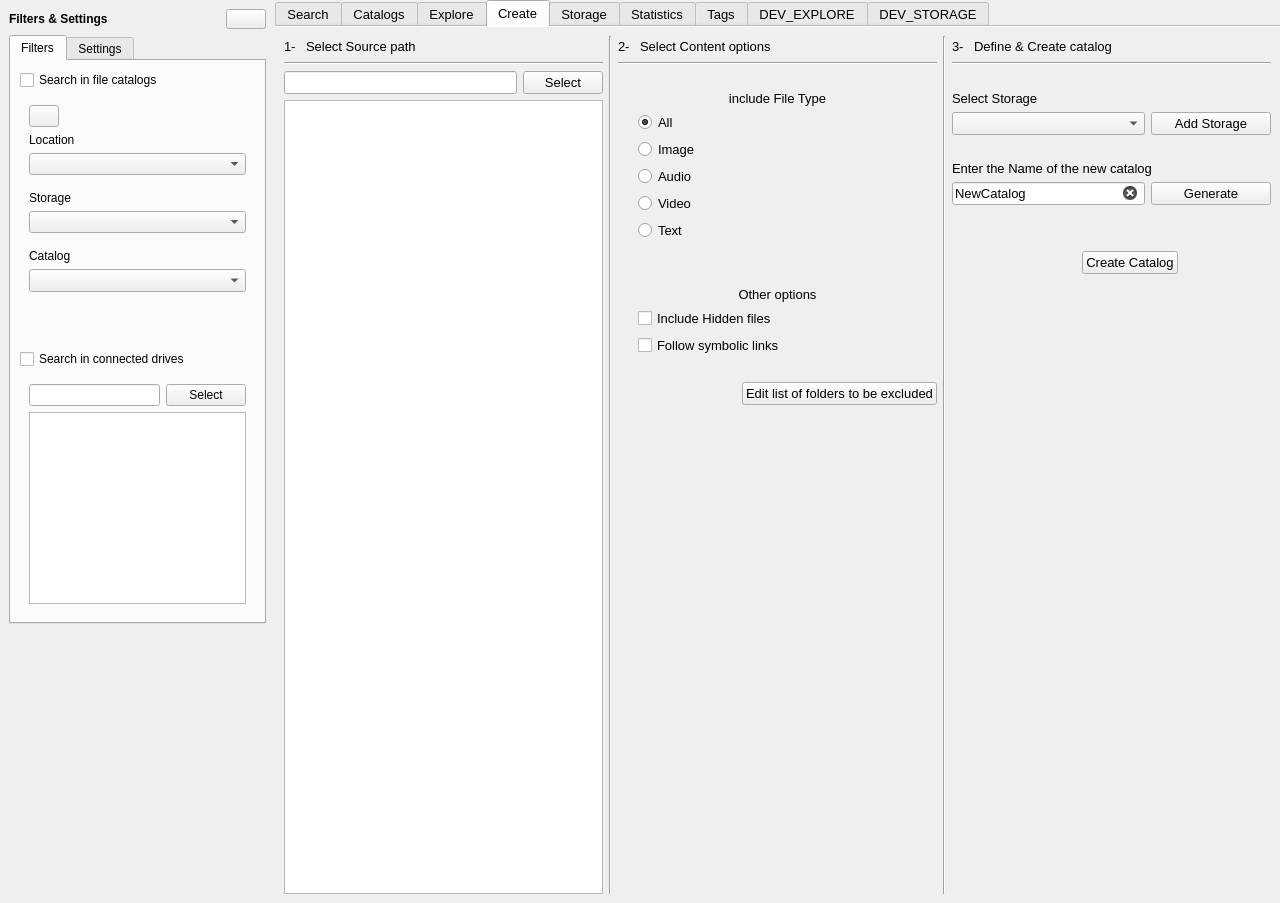
Above: mainwindow.ui from StephaneCouturier/Katalog before the change. Below: the same form after it.
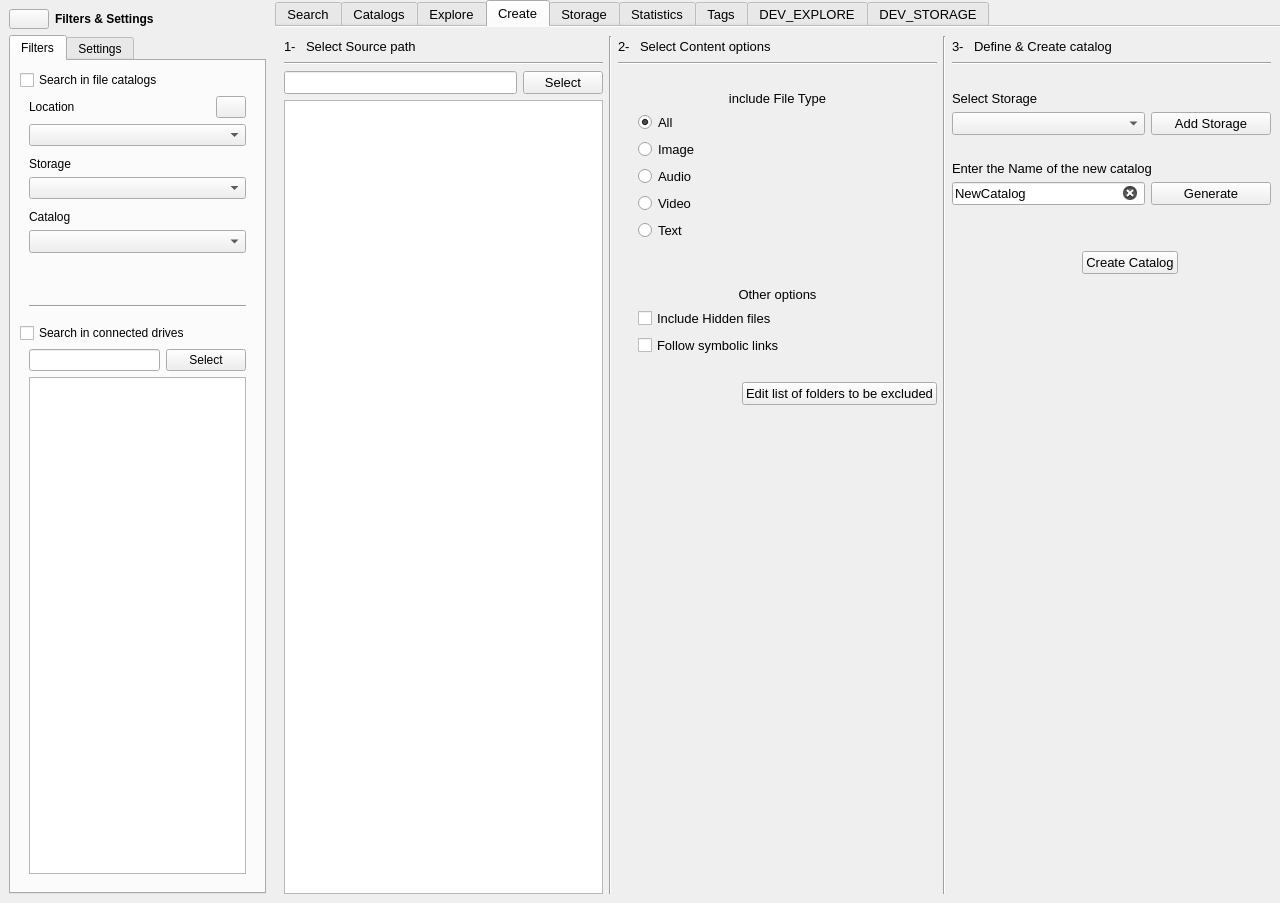
That is the form after the change. The open tabs and pages were chosen to show the change. Icons and pictures are not drawn. Custom widgets are drawn as their Qt base class.

Commit message: https://github.com/StephaneCouturier/Katalog/issues/238

```diff
--- a/mainwindow.ui
+++ b/mainwindow.ui
@@ -64,6 +64,57 @@
        </size>
       </property>
       <layout class="QGridLayout" name="Global_gridLayout">
+       <item row="1" column="0">
+        <layout class="QHBoxLayout" name="Global_horizontalLayout">
+         <item>
+          <widget class="QPushButton" name="Global_pushButton_ShowHideGlobal">
+           <property name="maximumSize">
+            <size>
+             <width>40</width>
+             <height>22</height>
+            </size>
+           </property>
+           <property name="toolTip">
+            <string>Show/Hide Filters and Settings</string>
+           </property>
+           <property name="statusTip">
+            <string/>
+           </property>
+           <property name="styleSheet">
+            <string notr="true">padding: 2px 10px;</string>
+           </property>
+           <property name="text">
+            <string/>
+           </property>
+           <property name="icon">
+            <iconset theme="go-previous">
+             <normaloff>.</normaloff>.</iconset>
+           </property>
+          </widget>
+         </item>
+         <item>
+          <widget class="QLabel" name="Global_label_Global">
+           <property name="minimumSize">
+            <size>
+             <width>60</width>
+             <height>0</height>
+            </size>
+           </property>
+           <property name="font">
+            <font>
+             <bold>true</bold>
+            </font>
+           </property>
+           <property name="text">
+            <string>Filters &amp; Settings</string>
+           </property>
+           <property name="alignment">
+            <set>Qt::AlignLeading|Qt::AlignLeft|Qt::AlignVCenter</set>
+           </property>
+          </widget>
+         </item>
+        </layout>
+       </item>
        <item row="2" column="0">
         <widget class="QTabWidget" name="Global_tabWidget">
          <property name="sizePolicy">
@@ -93,6 +144,9 @@
            <item row="12" column="0" colspan="2">
             <widget class="QWidget" name="Filters_widget_ConnectedDrives" native="true">
              <layout class="QVBoxLayout" name="verticalLayout_3">
+              <property name="topMargin">
+               <number>0</number>
+              </property>
               <item>
                <layout class="QHBoxLayout" name="Create_horizontalLayout_Input_2">
                 <item>
@@ -100,6 +154,9 @@
                   <property name="enabled">
                    <bool>true</bool>
                   </property>
+                  <property name="text">
+                   <string/>
+                  </property>
                  </widget>
                 </item>
                 <item>
@@ -134,73 +191,73 @@
              </layout>
             </widget>
            </item>
-           <item row="11" column="0">
-            <widget class="QCheckBox" name="Filters_checkBox_SearchInConnectedDrives">
-             <property name="text">
-              <string>Search in connected drives</string>
-             </property>
-            </widget>
-           </item>
-           <item row="10" column="0">
-            <spacer name="Filters_verticalSpacer_01">
-             <property name="orientation">
-              <enum>Qt::Vertical</enum>
-             </property>
-             <property name="sizeHint" stdset="0">
-              <size>
-               <width>20</width>
-               <height>40</height>
-              </size>
-             </property>
-            </spacer>
-           </item>
            <item row="9" column="0" colspan="2">
             <widget class="QWidget" name="Filters_widget_CatalogSelection" native="true">
              <layout class="QVBoxLayout" name="verticalLayout_2">
+              <property name="topMargin">
+               <number>0</number>
+              </property>
               <item>
-               <widget class="QPushButton" name="Filters_pushButton_ResetGlobal">
-                <property name="minimumSize">
-                 <size>
-                  <width>30</width>
-                  <height>0</height>
-                 </size>
-                </property>
-                <property name="maximumSize">
-                 <size>
-                  <width>30</width>
-                  <height>16777215</height>
-                 </size>
-                </property>
-                <property name="toolTip">
-                 <string>Reset all filters</string>
-                </property>
-                <property name="layoutDirection">
-                 <enum>Qt::LeftToRight</enum>
-                </property>
-                <property name="text">
-                 <string/>
-                </property>
-                <property name="icon">
-                 <iconset theme="edit-clear-history">
-                  <normaloff>.</normaloff>.</iconset>
-                </property>
-               </widget>
-              </item>
-              <item>
-               <widget class="QLabel" name="Filters_label_Location">
-                <property name="minimumSize">
-                 <size>
-                  <width>70</width>
-                  <height>0</height>
-                 </size>
-                </property>
-                <property name="text">
-                 <string>Location</string>
-                </property>
-                <property name="alignment">
-                 <set>Qt::AlignLeading|Qt::AlignLeft|Qt::AlignVCenter</set>
-                </property>
-               </widget>
+               <layout class="QHBoxLayout" name="horizontalLayout_2">
+                <item>
+                 <widget class="QLabel" name="Filters_label_Location">
+                  <property name="minimumSize">
+                   <size>
+                    <width>70</width>
+                    <height>0</height>
+                   </size>
+                  </property>
+                  <property name="text">
+                   <string>Location</string>
+                  </property>
+                  <property name="alignment">
+                   <set>Qt::AlignLeading|Qt::AlignLeft|Qt::AlignVCenter</set>
+                  </property>
+                 </widget>
+                </item>
+                <item>
+                 <spacer name="horizontalSpacer_2">
+                  <property name="orientation">
+                   <enum>Qt::Horizontal</enum>
+                  </property>
+                  <property name="sizeHint" stdset="0">
+                   <size>
+                    <width>40</width>
+                    <height>20</height>
+                   </size>
+                  </property>
+                 </spacer>
+                </item>
+                <item>
+                 <widget class="QPushButton" name="Filters_pushButton_ResetGlobal">
+                  <property name="minimumSize">
+                   <size>
+                    <width>30</width>
+                    <height>0</height>
+                   </size>
+                  </property>
+                  <property name="maximumSize">
+                   <size>
+                    <width>30</width>
+                    <height>16777215</height>
+                   </size>
+                  </property>
+                  <property name="toolTip">
+                   <string>Reset all filters</string>
+                  </property>
+                  <property name="layoutDirection">
+                   <enum>Qt::LeftToRight</enum>
+                  </property>
+                  <property name="text">
+                   <string/>
+                  </property>
+                  <property name="icon">
+                   <iconset theme="edit-clear-history">
+                    <normaloff>.</normaloff>.</iconset>
+                  </property>
+                 </widget>
+                </item>
+               </layout>
               </item>
               <item>
                <widget class="QComboBox" name="Filters_comboBox_SelectLocation"/>
@@ -216,7 +273,7 @@
                 <property name="sizeHint" stdset="0">
                  <size>
                   <width>20</width>
-                  <height>10</height>
+                  <height>5</height>
                  </size>
                 </property>
                </spacer>
@@ -251,7 +308,7 @@
                 <property name="sizeHint" stdset="0">
                  <size>
                   <width>20</width>
-                  <height>10</height>
+                  <height>5</height>
                  </size>
                 </property>
                </spacer>
@@ -281,14 +338,69 @@
                 </property>
                </widget>
               </item>
+              <item>
+               <spacer name="Filters_verticalSpacer_01">
+                <property name="orientation">
+                 <enum>Qt::Vertical</enum>
+                </property>
+                <property name="sizeType">
+                 <enum>QSizePolicy::Fixed</enum>
+                </property>
+                <property name="sizeHint" stdset="0">
+                 <size>
+                  <width>20</width>
+                  <height>40</height>
+                 </size>
+                </property>
+               </spacer>
+              </item>
+              <item>
+               <layout class="QVBoxLayout" name="Search_verticalLayout_Separate_2">
+                <property name="topMargin">
+                 <number>6</number>
+                </property>
+                <item>
+                 <widget class="Line" name="Search_line_SeparateResults_2">
+                  <property name="lineWidth">
+                   <number>1</number>
+                  </property>
+                  <property name="midLineWidth">
+                   <number>0</number>
+                  </property>
+                  <property name="orientation">
+                   <enum>Qt::Horizontal</enum>
+                  </property>
+                 </widget>
+                </item>
+               </layout>
+              </item>
              </layout>
             </widget>
            </item>
-           <item row="0" column="0">
+           <item row="11" column="0" colspan="2">
+            <widget class="QCheckBox" name="Filters_checkBox_SearchInConnectedDrives">
+             <property name="sizePolicy">
+              <sizepolicy hsizetype="Preferred" vsizetype="Fixed">
+               <horstretch>0</horstretch>
+               <verstretch>0</verstretch>
+              </sizepolicy>
+             </property>
+             <property name="text">
+              <string>Search in connected drives</string>
+             </property>
+            </widget>
+           </item>
+           <item row="0" column="0" colspan="2">
             <widget class="QCheckBox" name="Filters_checkBox_SearchInCatalogs">
              <property name="enabled">
               <bool>true</bool>
              </property>
+             <property name="sizePolicy">
+              <sizepolicy hsizetype="Preferred" vsizetype="Fixed">
+               <horstretch>0</horstretch>
+               <verstretch>0</verstretch>
+              </sizepolicy>
+             </property>
              <property name="text">
               <string>Search in file catalogs</string>
              </property>
@@ -728,6 +840,9 @@
              <property name="orientation">
               <enum>Qt::Vertical</enum>
              </property>
+             <property name="sizeType">
+              <enum>QSizePolicy::Fixed</enum>
+             </property>
              <property name="sizeHint" stdset="0">
               <size>
                <width>20</width>
@@ -741,6 +856,9 @@
              <property name="orientation">
               <enum>Qt::Vertical</enum>
              </property>
+             <property name="sizeType">
+              <enum>QSizePolicy::Expanding</enum>
+             </property>
              <property name="sizeHint" stdset="0">
               <size>
                <width>20</width>
@@ -753,70 +871,6 @@
          </widget>
         </widget>
        </item>
-       <item row="1" column="0">
-        <layout class="QHBoxLayout" name="Global_horizontalLayout">
-         <item>
-          <widget class="QLabel" name="Global_label_Global">
-           <property name="minimumSize">
-            <size>
-             <width>60</width>
-             <height>0</height>
-            </size>
-           </property>
-           <property name="font">
-            <font>
-             <bold>true</bold>
-            </font>
-           </property>
-           <property name="text">
-            <string>Filters &amp; Settings</string>
-           </property>
-           <property name="alignment">
-            <set>Qt::AlignLeading|Qt::AlignLeft|Qt::AlignVCenter</set>
-           </property>
-          </widget>
-         </item>
-         <item>
-          <widget class="QPushButton" name="Global_pushButton_ShowHideGlobal">
-           <property name="maximumSize">
-            <size>
-             <width>40</width>
-             <height>22</height>
-            </size>
-           </property>
-           <property name="toolTip">
-            <string>Show/Hide Filters and Settings</string>
-           </property>
-           <property name="statusTip">
-            <string/>
-           </property>
-           <property name="styleSheet">
-            <string notr="true">padding: 2px 10px;</string>
-           </property>
-           <property name="text">
-            <string/>
-           </property>
-           <property name="icon">
-            <iconset theme="go-previous">
-             <normaloff>.</normaloff>.</iconset>
-           </property>
-          </widget>
-         </item>
-        </layout>
-       </item>
-       <item row="3" column="0">
-        <spacer name="Filters_verticalSpacer_00">
-         <property name="orientation">
-          <enum>Qt::Vertical</enum>
-         </property>
-         <property name="sizeHint" stdset="0">
-          <size>
-           <width>20</width>
-           <height>40</height>
-          </size>
-         </property>
-        </spacer>
-       </item>
       </layout>
      </widget>
     </item>
@@ -858,7 +912,7 @@
        <enum>QTabWidget::Rounded</enum>
       </property>
       <property name="currentIndex">
-       <number>3</number>
+       <number>0</number>
       </property>
       <property name="iconSize">
        <size>
@@ -4424,6 +4478,9 @@
         </item>
         <item row="0" column="0">
          <layout class="QVBoxLayout" name="Create_verticalLayout_1_SelectPath">
+          <item>
+           <layout class="QGridLayout" name="gridLayout_2"/>
+          </item>
           <item>
            <layout class="QHBoxLayout" name="horizontalLayout">
             <item>
```
The commit also changes 2 other files.
